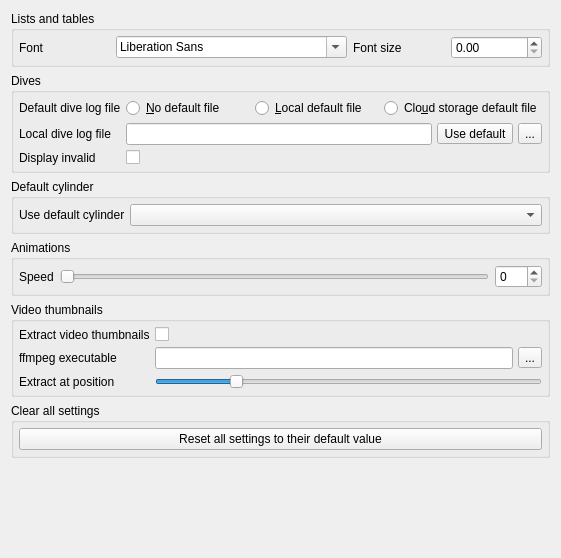
The window that desktop-widgets/preferences/preferences_defaults.ui (subsurface/subsurface) describes before a commit, drawn with Qt 5.
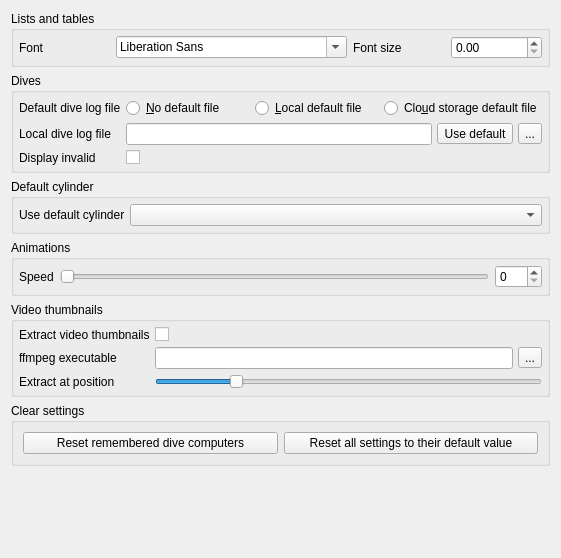
The same window after the commit.

Commit message:
Desktop/settings: add button to forget remembered dive computers
This isn't hooked up, yet.

The edit to the form file:
```diff
--- a/desktop-widgets/preferences/preferences_defaults.ui
+++ b/desktop-widgets/preferences/preferences_defaults.ui
@@ -285,15 +285,16 @@
    <item>
     <widget class="QGroupBox" name="groupBox_9">
      <property name="title">
-      <string>Clear all settings</string>
+      <string>Clear settings</string>
      </property>
-     <layout class="QVBoxLayout" name="verticalLayout_7b">
-      <property name="spacing">
-       <number>5</number>
-      </property>
-      <property name="margin">
-       <number>5</number>
-      </property>
+     <layout class="QHBoxLayout" name="horizontalLayout">
+      <item>
+       <widget class="QPushButton" name="resetRememberedDCs">
+        <property name="text">
+         <string>Reset remembered dive computers</string>
+        </property>
+       </widget>
+      </item>
       <item>
        <widget class="QPushButton" name="resetSettings">
         <property name="text">
```
